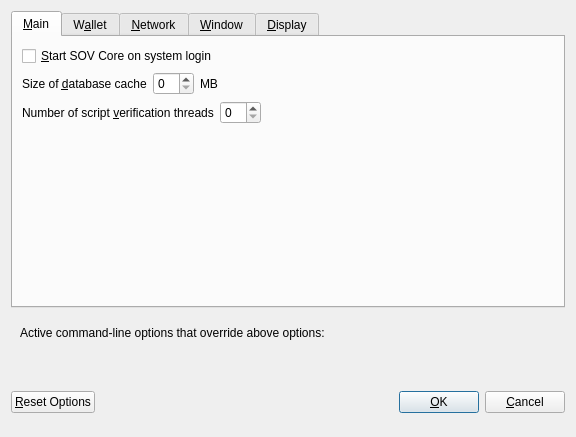
Above: src/qt/forms/optionsdialog.ui from minblock/joto before the change. Below: the same form after it.
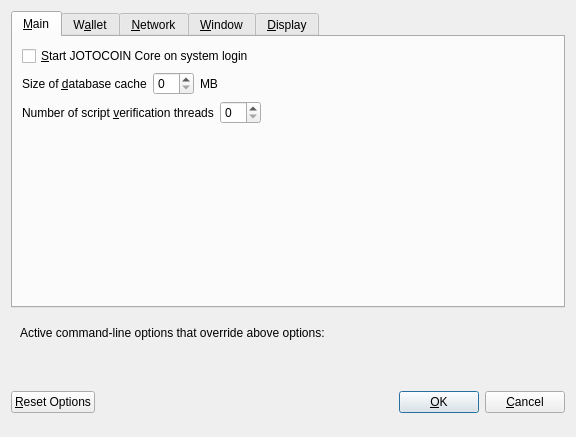
That is the form after the change. Custom widgets are drawn as their Qt base class.

The edit to the form file:
```diff
--- a/src/qt/forms/optionsdialog.ui
+++ b/src/qt/forms/optionsdialog.ui
@@ -33,7 +33,7 @@
           <string>Automatically start SOV Core after logging in to the system.</string>
          </property>
          <property name="text">
-          <string>&amp;Start SOV Core on system login</string>
+          <string>&amp;Start JOTOCOIN Core on system login</string>
          </property>
         </widget>
        </item>
```
Left out of the diff: 16 changed lines with no effect on the pictures.
